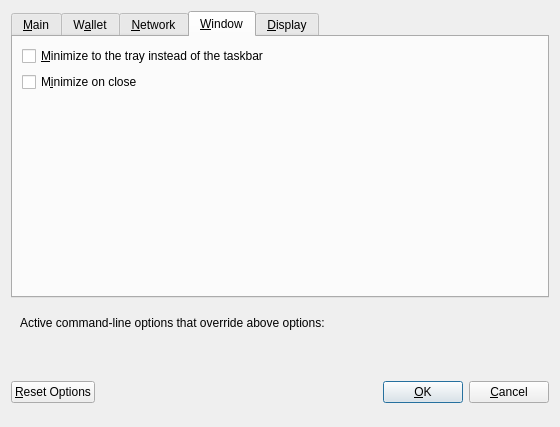
Above: src/qt/forms/optionsdialog.ui from bitcoinxt/bitcoinxt before the change. Below: the same form after it.
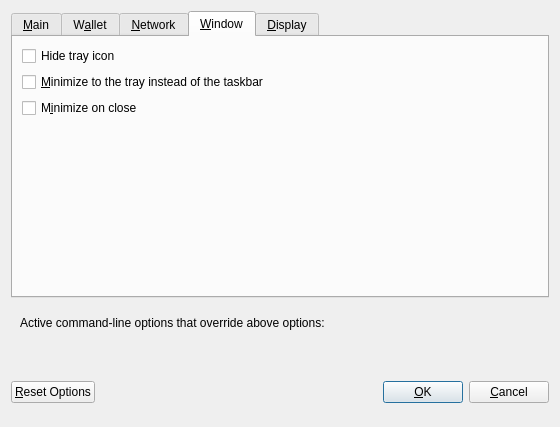
That is the form after the change. The open tabs and pages were chosen to show the change. Custom widgets are drawn as their Qt base class.

Commit message: Qt: Add option to hide the system tray icon

```diff
--- a/src/qt/forms/optionsdialog.ui
+++ b/src/qt/forms/optionsdialog.ui
@@ -435,6 +435,16 @@
        <string>&amp;Window</string>
       </attribute>
       <layout class="QVBoxLayout" name="verticalLayout_Window">
+       <item>
+        <widget class="QCheckBox" name="hideTrayIcon">
+         <property name="toolTip">
+          <string>&amp;Hide the icon from the system tray.</string>
+         </property>
+         <property name="text">
+          <string>Hide tray icon</string>
+         </property>
+        </widget>
+       </item>
        <item>
         <widget class="QCheckBox" name="minimizeToTray">
          <property name="toolTip">
```
The commit also changes 6 other files.
